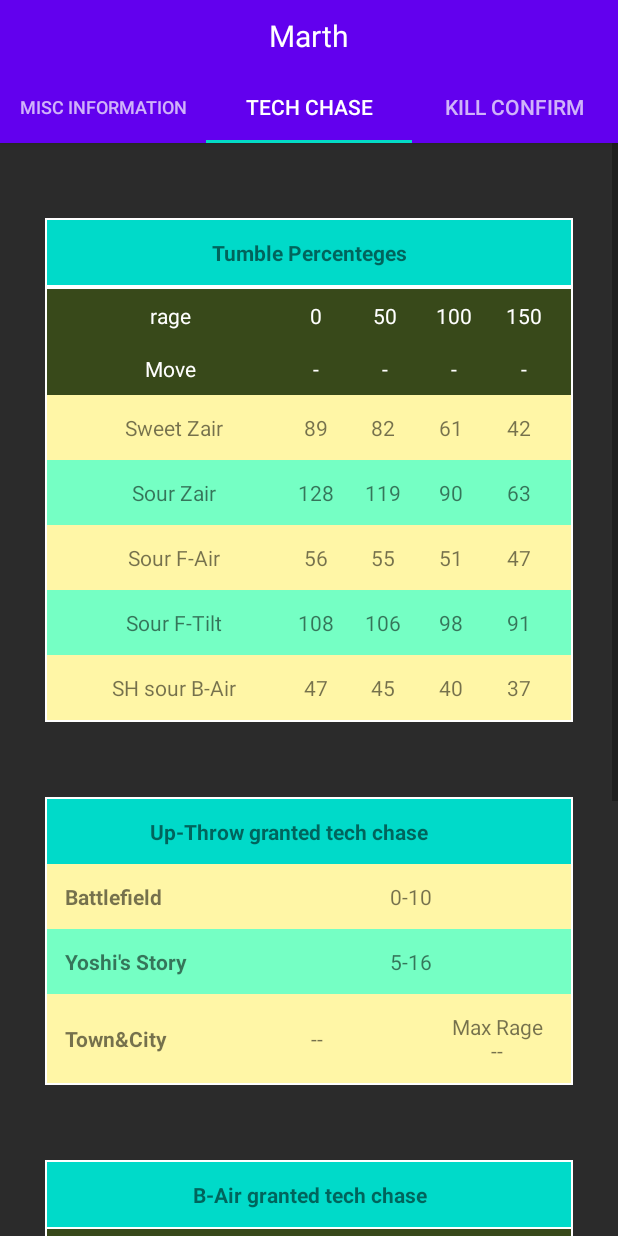
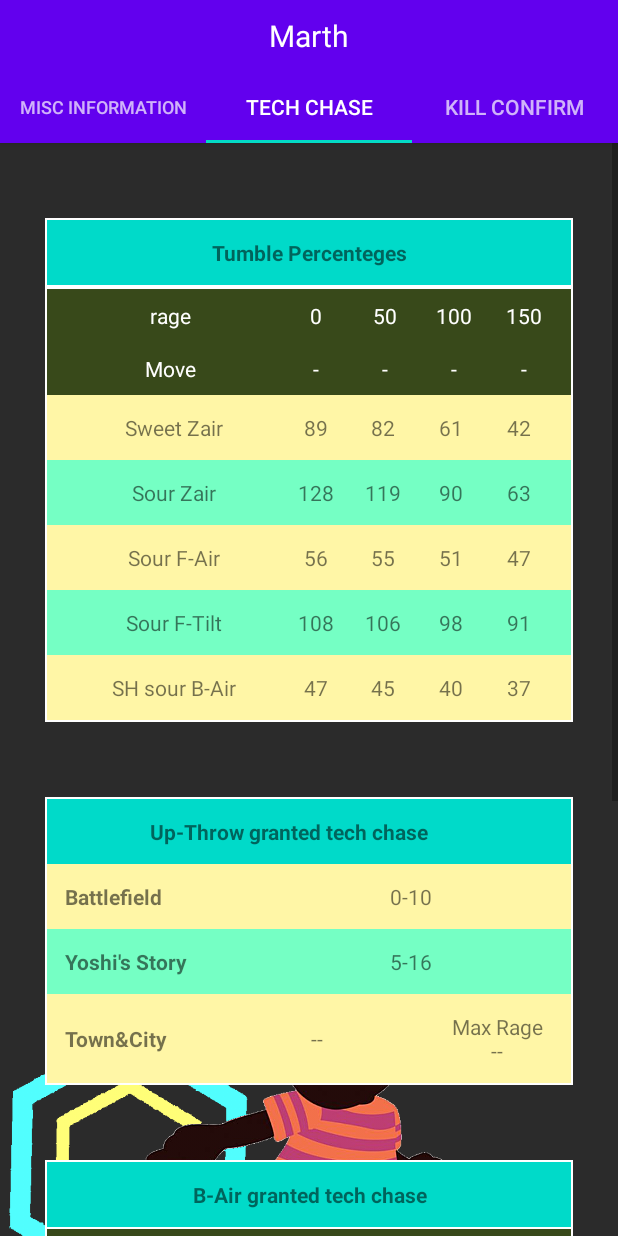
Before and after one commit to Dacrenzio/Lucapp-Android, an Android app: the FragmentMiscInfo screen opened directly, with no data from a screen before it, tab 2 chosen, on a phone screen of 412 x 824 dp. Run offline under Robolectric (Android 15) with nearby library versions, the phone set to English and light mode, and no system bars; 4 statements that could not run were skipped.

Commit message:
Strutturato il FrameLayout sui fragment per immagine di sfondo
posizionate 2 placeolder images

```diff
--- a/app/build.gradle
+++ b/app/build.gradle
@@ -9,7 +9,7 @@ android {
         minSdkVersion 16
         targetSdkVersion 30
         versionCode 2
-        versionName "1.1"
+        versionName "1.2"
 
         testInstrumentationRunner "androidx.test.runner.AndroidJUnitRunner"
     }
--- a/app/src/main/res/layout/fragment_tech_chase.xml
+++ b/app/src/main/res/layout/fragment_tech_chase.xml
@@ -1,20 +1,32 @@
 <?xml version="1.0" encoding="utf-8"?>
-<ScrollView xmlns:android="http://schemas.android.com/apk/res/android"
+<FrameLayout xmlns:android="http://schemas.android.com/apk/res/android"
+    xmlns:tools="http://schemas.android.com/tools"
+    android:layout_height="match_parent"
+    android:layout_width="match_parent"
+    xmlns:app="http://schemas.android.com/apk/res-auto"
+    android:background="#2B2B2B"
+    tools:ignore="HardcodedText">
+
+    <ImageView
+        android:layout_width="320dp"
+        android:layout_height="240dp"
+        tools:ignore="ContentDescription"
+        android:layout_gravity="bottom"
+        app:srcCompat="@drawable/background_techchase" />
+
+    <ScrollView
         android:layout_width="match_parent"
         android:layout_height="match_parent"
         android:fillViewport="true">
 
-    <LinearLayout xmlns:android="http://schemas.android.com/apk/res/android"
+        <LinearLayout
             android:layout_width="match_parent"
-        android:layout_height="match_parent"
-        android:background="#2B2B2B"
+            android:layout_height="wrap_content"
             android:orientation="vertical">
 
             <TableLayout
-            android:id="@+id/tableTech"
                 android:layout_width="match_parent"
                 android:layout_height="wrap_content"
-            android:layout_centerHorizontal="true"
                 android:layout_marginHorizontal="30dp"
                 android:layout_marginTop="50dp"
                 android:background="@android:color/background_light"
@@ -36,19 +48,17 @@
                     </TextView>
                 </TableRow>
             </TableLayout>
+
             <TableLayout
-            android:id="@+id/tableTechrows"
                 android:layout_width="match_parent"
                 android:layout_height="wrap_content"
-            android:layout_below="@+id/tableTech"
-            android:layout_centerHorizontal="true"
                 android:layout_marginHorizontal="30dp"
                 android:background="@android:color/background_light"
                 android:padding="1dp">
 
                 <TableRow
                     android:layout_width="match_parent"
-                android:layout_height="65dp"
+                    android:layout_height="wrap_content"
                     android:layout_gravity="center"
                     android:background="#38491A"
                     android:padding="8dp">
@@ -86,7 +96,7 @@
 
                 <TableRow
                     android:layout_width="match_parent"
-                android:layout_height="65dp"
+                    android:layout_height="wrap_content"
                     android:layout_gravity="center"
                     android:background="#38491A"
                     android:padding="8dp">
@@ -125,7 +135,7 @@
                 <TableRow
                     android:id="@+id/sweetZair"
                     android:layout_width="match_parent"
-                android:layout_height="65dp"
+                    android:layout_height="wrap_content"
                     android:layout_gravity="center"
                     android:background="#FFF6A6"
                     android:padding="12dp">
@@ -139,7 +149,7 @@
                 <TableRow
                     android:id="@+id/sourZair"
                     android:layout_width="match_parent"
-                android:layout_height="65dp"
+                    android:layout_height="wrap_content"
                     android:layout_gravity="center"
                     android:background="#75FFC4"
                     android:padding="12dp">
@@ -153,7 +163,7 @@
                 <TableRow
                     android:id="@+id/sourfair"
                     android:layout_width="match_parent"
-                android:layout_height="65dp"
+                    android:layout_height="wrap_content"
                     android:layout_gravity="center"
                     android:background="#FFF6A6"
                     android:padding="12dp">
@@ -167,7 +177,7 @@
                 <TableRow
                     android:id="@+id/sourftilt"
                     android:layout_width="match_parent"
-                android:layout_height="65dp"
+                    android:layout_height="wrap_content"
                     android:layout_gravity="center"
                     android:background="#75FFC4"
                     android:padding="12dp">
@@ -181,7 +191,7 @@
                 <TableRow
                     android:id="@+id/sourbair"
                     android:layout_width="match_parent"
-                android:layout_height="65dp"
+                    android:layout_height="wrap_content"
                     android:layout_gravity="center"
                     android:background="#FFF6A6"
                     android:padding="12dp">
@@ -196,11 +206,8 @@
 
 
             <TableLayout
-            android:id="@+id/tableuthrow"
                 android:layout_width="match_parent"
                 android:layout_height="wrap_content"
-            android:layout_below="@+id/tableTechrows"
-            android:layout_centerHorizontal="true"
                 android:layout_marginHorizontal="30dp"
                 android:layout_marginTop="50dp"
                 android:background="@android:color/background_light"
@@ -218,7 +225,8 @@
                         android:layout_marginLeft="-25dp"
                         android:gravity="left"
                         android:text="Up-Throw granted tech chase"
-                    android:textStyle="bold" />
+                        android:textStyle="bold"
+                        tools:ignore="RtlHardcoded" />
                 </TableRow>
 
                 <TableRow
@@ -268,11 +276,8 @@
 
 
             <TableLayout
-            android:id="@+id/tableBairTechText"
                 android:layout_width="match_parent"
                 android:layout_height="wrap_content"
-            android:layout_below="@+id/tableuthrow"
-            android:layout_centerHorizontal="true"
                 android:layout_marginHorizontal="30dp"
                 android:layout_marginTop="50dp"
                 android:background="@android:color/background_light"
@@ -299,15 +304,13 @@
                 android:id="@+id/tablebairTechRage"
                 android:layout_width="match_parent"
                 android:layout_height="wrap_content"
-            android:layout_below="@+id/tableBairTechText"
-            android:layout_centerHorizontal="true"
                 android:layout_marginHorizontal="30dp"
                 android:background="@android:color/background_light"
                 android:paddingHorizontal="1dp">
 
                 <TableRow
                     android:layout_width="match_parent"
-                android:layout_height="65dp"
+                    android:layout_height="wrap_content"
                     android:layout_gravity="center"
                     android:background="#38491A"
                     android:padding="8dp">
@@ -340,11 +343,8 @@
             </TableLayout>
 
             <TableLayout
-            android:id="@+id/tableBairTechBFText"
                 android:layout_width="match_parent"
                 android:layout_height="wrap_content"
-            android:layout_below="@+id/tablebairTechRage"
-            android:layout_centerHorizontal="true"
                 android:layout_marginHorizontal="30dp"
                 android:background="@android:color/background_light"
                 android:paddingHorizontal="1dp"
@@ -352,7 +352,7 @@
 
                 <TableRow
                     android:layout_width="match_parent"
-                android:layout_height="65dp"
+                    android:layout_height="wrap_content"
                     android:layout_gravity="center"
                     android:background="#38491A"
                     android:padding="12dp">
@@ -361,8 +361,8 @@
                         android:layout_weight="1"
                         android:gravity="center"
                         android:text="Battlefield"
-                    android:textStyle="bold"
-                    android:textColor="@android:color/background_light" />
+                        android:textColor="@android:color/background_light"
+                        android:textStyle="bold" />
 
 
                 </TableRow>
@@ -370,11 +370,8 @@
             </TableLayout>
 
             <TableLayout
-            android:id="@+id/tableBairTechBFRows"
                 android:layout_width="match_parent"
                 android:layout_height="wrap_content"
-            android:layout_below="@+id/tableBairTechBFText"
-            android:layout_centerHorizontal="true"
                 android:layout_marginHorizontal="30dp"
                 android:background="@android:color/background_light"
                 android:paddingHorizontal="1dp">
@@ -382,7 +379,7 @@
                 <TableRow
                     android:id="@+id/rowBairTechBF"
                     android:layout_width="match_parent"
-                android:layout_height="65dp"
+                    android:layout_height="wrap_content"
                     android:layout_gravity="center"
                     android:background="#FFF6A6"
                     android:padding="8dp">
@@ -392,11 +389,8 @@
             </TableLayout>
 
             <TableLayout
-            android:id="@+id/tableBairTechSVText"
                 android:layout_width="match_parent"
                 android:layout_height="wrap_content"
-            android:layout_below="@+id/tableBairTechBFRows"
-            android:layout_centerHorizontal="true"
                 android:layout_marginHorizontal="30dp"
                 android:background="@android:color/background_light"
                 android:paddingHorizontal="1dp"
@@ -404,7 +398,7 @@
 
                 <TableRow
                     android:layout_width="match_parent"
-                android:layout_height="65dp"
+                    android:layout_height="wrap_content"
                     android:layout_gravity="center"
                     android:background="#38491A"
                     android:padding="12dp">
@@ -413,8 +407,8 @@
                         android:layout_weight="1"
                         android:gravity="center"
                         android:text="Smashville"
-                    android:textStyle="bold"
-                    android:textColor="@android:color/background_light" />
+                        android:textColor="@android:color/background_light"
+                        android:textStyle="bold" />
 
 
                 </TableRow>
@@ -422,11 +416,8 @@
             </TableLayout>
 
             <TableLayout
-            android:id="@+id/tableBairTechSVRows"
                 android:layout_width="match_parent"
                 android:layout_height="wrap_content"
-            android:layout_below="@+id/tableBairTechSVText"
-            android:layout_centerHorizontal="true"
                 android:layout_marginHorizontal="30dp"
                 android:background="@android:color/background_light"
                 android:paddingHorizontal="1dp">
@@ -434,7 +425,7 @@
                 <TableRow
                     android:id="@+id/rowBairTechSV"
                     android:layout_width="match_parent"
-                android:layout_height="65dp"
+                    android:layout_height="wrap_content"
                     android:layout_gravity="center"
                     android:background="#FFF6A6"
                     android:padding="8dp">
@@ -444,11 +435,8 @@
             </TableLayout>
 
             <TableLayout
-            android:id="@+id/tableBairTechLYMText"
                 android:layout_width="match_parent"
                 android:layout_height="wrap_content"
-            android:layout_below="@+id/tableBairTechSVRows"
-            android:layout_centerHorizontal="true"
                 android:layout_marginHorizontal="30dp"
                 android:background="@android:color/background_light"
                 android:paddingHorizontal="1dp"
@@ -456,7 +444,7 @@
 
                 <TableRow
                     android:layout_width="match_parent"
-                android:layout_height="65dp"
+                    android:layout_height="wrap_content"
                     android:layout_gravity="center"
                     android:background="#38491A"
                     android:padding="12dp">
@@ -465,8 +453,8 @@
                         android:layout_weight="1"
                         android:gravity="center"
                         android:text="Lylat Middle Platform"
-                    android:textStyle="bold"
-                    android:textColor="@android:color/background_light" />
+                        android:textColor="@android:color/background_light"
+                        android:textStyle="bold" />
 
 
                 </TableRow>
@@ -474,11 +462,8 @@
             </TableLayout>
 
             <TableLayout
-            android:id="@+id/tableBairTechLYMRows"
                 android:layout_width="match_parent"
                 android:layout_height="wrap_content"
-            android:layout_below="@+id/tableBairTechLYMText"
-            android:layout_centerHorizontal="true"
                 android:layout_marginHorizontal="30dp"
                 android:background="@android:color/background_light"
                 android:paddingHorizontal="1dp">
@@ -486,7 +471,7 @@
                 <TableRow
                     android:id="@+id/rowBairTechLYM"
                     android:layout_width="match_parent"
-                android:layout_height="65dp"
+                    android:layout_height="wrap_content"
                     android:layout_gravity="center"
                     android:background="#FFF6A6"
                     android:padding="8dp">
@@ -496,11 +481,8 @@
             </TableLayout>
 
             <TableLayout
-            android:id="@+id/tableBairTecLYSText"
                 android:layout_width="match_parent"
                 android:layout_height="wrap_content"
-            android:layout_below="@+id/tableBairTechLYMRows"
-            android:layout_centerHorizontal="true"
                 android:layout_marginHorizontal="30dp"
                 android:background="@android:color/background_light"
                 android:paddingHorizontal="1dp"
@@ -508,7 +490,7 @@
 
                 <TableRow
                     android:layout_width="match_parent"
-                android:layout_height="65dp"
+                    android:layout_height="wrap_content"
                     android:layout_gravity="center"
                     android:background="#38491A"
                     android:padding="12dp">
@@ -517,8 +499,8 @@
                         android:layout_weight="1"
                         android:gravity="center"
                         android:text="Lylat Side Platforms"
-                    android:textStyle="bold"
-                    android:textColor="@android:color/background_light" />
+                        android:textColor="@android:color/background_light"
+                        android:textStyle="bold" />
 
 
                 </TableRow>
@@ -526,11 +508,8 @@
             </TableLayout>
 
             <TableLayout
-            android:id="@+id/tableBairTechLYSRows"
                 android:layout_width="match_parent"
                 android:layout_height="wrap_content"
-            android:layout_below="@+id/tableBairTechLYSText"
-            android:layout_centerHorizontal="true"
                 android:layout_marginHorizontal="30dp"
                 android:background="@android:color/background_light"
                 android:paddingHorizontal="1dp">
@@ -538,7 +517,7 @@
                 <TableRow
                     android:id="@+id/rowBairTechLYS"
                     android:layout_width="match_parent"
-                android:layout_height="65dp"
+                    android:layout_height="wrap_content"
                     android:layout_gravity="center"
                     android:background="#FFF6A6"
                     android:padding="8dp">
@@ -548,11 +527,8 @@
             </TableLayout>
 
             <TableLayout
-            android:id="@+id/tableBairTecYHText"
                 android:layout_width="match_parent"
                 android:layout_height="wrap_content"
-            android:layout_below="@+id/tableBairTechLYSRows"
-            android:layout_centerHorizontal="true"
                 android:layout_marginHorizontal="30dp"
                 android:background="@android:color/background_light"
                 android:paddingHorizontal="1dp"
@@ -560,7 +536,7 @@
 
                 <TableRow
                     android:layout_width="match_parent"
-                android:layout_height="65dp"
+                    android:layout_height="wrap_content"
                     android:layout_gravity="center"
                     android:background="#38491A"
                     android:padding="12dp">
@@ -569,8 +545,8 @@
                         android:layout_weight="1"
                         android:gravity="center"
                         android:text="Yoshi's Story"
-                    android:textStyle="bold"
-                    android:textColor="@android:color/background_light" />
+                        android:textColor="@android:color/background_light"
+                        android:textStyle="bold" />
 
 
                 </TableRow>
@@ -581,18 +557,16 @@
                 android:id="@+id/tableBairTechYHRows"
                 android:layout_width="match_parent"
                 android:layout_height="wrap_content"
-            android:paddingBottom="1dp"
+                android:layout_marginHorizontal="30dp"
                 android:layout_marginBottom="50dp"
-            android:layout_below="@+id/tableBairTechYHText"
-            android:layout_centerHorizontal="true"
-            android:layout_marginHorizontal="30dp"
                 android:background="@android:color/background_light"
-            android:paddingHorizontal="1dp">
+                android:paddingHorizontal="1dp"
+                android:paddingBottom="1dp">
 
                 <TableRow
                     android:id="@+id/rowBairTechYH"
                     android:layout_width="match_parent"
-                android:layout_height="65dp"
+                    android:layout_height="wrap_content"
                     android:layout_gravity="center"
                     android:background="#FFF6A6"
                     android:padding="8dp">
@@ -604,3 +578,4 @@
 
         </LinearLayout>
     </ScrollView>
+</FrameLayout>
```
Also changed, not shown: app/src/main/res/layout/fragment_kill_confirm.xml (+26 -35 lines), app/src/main/res/layout/fragment_misc_info.xml (+21 -16 lines), app/src/main/res/drawable-v24/background_killconfirm.png (added), app/src/main/res/drawable-v24/background_techchase.png (added), 2 other files. Lines whose indentation alone changed are shown as unchanged.
